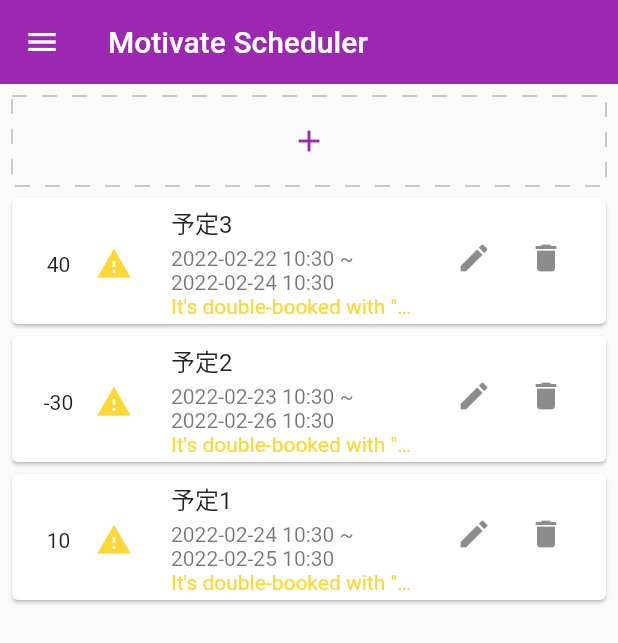
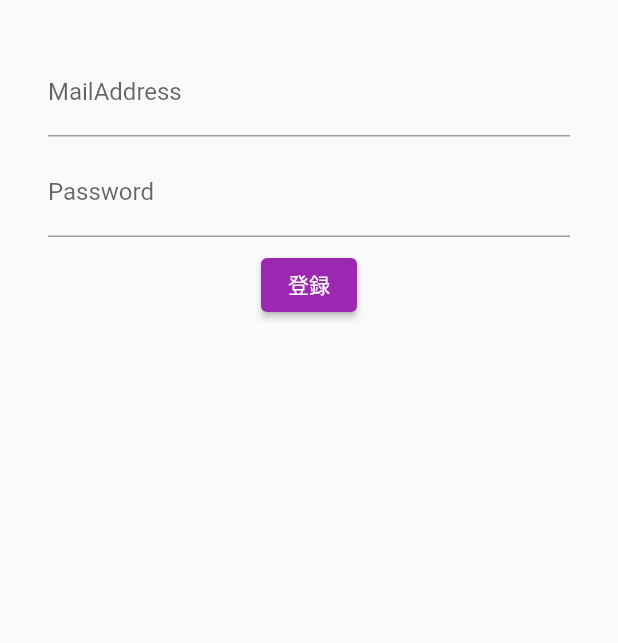
Before and after one commit to rinkane/Motivate-Scheduler, a Flutter app: the screen it shows after launch, on a phone screen of 412 x 824 dp. Shown: the top 643 px of the screen. Run offline on Flutter 3.47's test engine with Material 2 defaults, Android fonts, the phone set to English and light mode, and no system bars; drawn by our look-alikes of dotted_border; our stand-ins replace charts_flutter, firebase_auth, firebase_core; accounts and stored records are empty.

```diff
--- a/scheduler/lib/main.dart
+++ b/scheduler/lib/main.dart
@@ -1,7 +1,10 @@
 import 'package:flutter/material.dart';
+import 'package:firebase_core/firebase_core.dart';
 
+import 'firebase_options.dart';
 import 'view/scheduleListView.dart';
 import 'view/motivationGraphView.dart';
+import 'view/registUserPage.dart';
 import 'model/schedule.dart';
 
 const String appName = "Motivate Scheduler";
@@ -34,7 +37,8 @@ List<Schedule> schedules = [
               DateTime.now().hour, DateTime.now().minute)
           .add(const Duration(days: 0)))
 ];
-void main() {
+void main() async {
+  await Firebase.initializeApp(options: DefaultFirebaseOptions.web);
   runApp(const MyApp());
 }
 
@@ -58,10 +62,7 @@ class MyApp extends StatelessWidget {
               schedules: schedules,
             ),
       },
-      home: ScheduleListView(
-        title: appName,
-        schedules: schedules,
-      ),
+      home: const RegistUserPage(),
     );
   }
 }
--- /dev/null
+++ b/scheduler/lib/view/registUserPage.dart
@@ -0,0 +1,76 @@
+import 'package:flutter/material.dart';
+import 'package:firebase_auth/firebase_auth.dart';
+
+class RegistUserPage extends StatefulWidget {
+  const RegistUserPage({Key? key}) : super(key: key);
+
+  @override
+  State<RegistUserPage> createState() => _RegistUserPageState();
+}
+
+class _RegistUserPageState extends State<RegistUserPage> {
+  String mailAddress = "";
+  String password = "";
+  String infoText = "";
+
+  @override
+  Widget build(BuildContext context) {
+    return Scaffold(
+      body: Center(
+        child: Container(
+          padding: const EdgeInsets.all(32),
+          child: Column(
+            children: <Widget>[
+              TextFormField(
+                decoration: const InputDecoration(
+                  labelText: "MailAddress",
+                ),
+                onChanged: (String input) {
+                  setState(() {
+                    mailAddress = input;
+                  });
+                },
+              ),
+              const SizedBox(height: 8),
+              TextFormField(
+                decoration: const InputDecoration(
+                  labelText: "Password",
+                ),
+                obscureText: true,
+                onChanged: (String input) {
+                  setState(() {
+                    password = input;
+                  });
+                },
+              ),
+              const SizedBox(height: 8),
+              ElevatedButton(
+                child: const Text("登録"),
+                onPressed: () async {
+                  try {
+                    final FirebaseAuth auth = FirebaseAuth.instance;
+                    final UserCredential result =
+                        await auth.createUserWithEmailAndPassword(
+                      email: mailAddress,
+                      password: password,
+                    );
+                    final User user = result.user!;
+                    setState(() {
+                      infoText = "登録成功:${user.email}";
+                    });
+                  } catch (e) {
+                    setState(() {
+                      infoText = "登録失敗:${e.toString()}";
+                    });
+                  }
+                },
+              ),
+              const SizedBox(height: 8),
+              Text(infoText),
+            ],
+          ),
+        ),
+      ),
+    );
+  }
+}
```
Also changed, not shown: scheduler/lib/firebase_options.dart (added), 1 other file.
